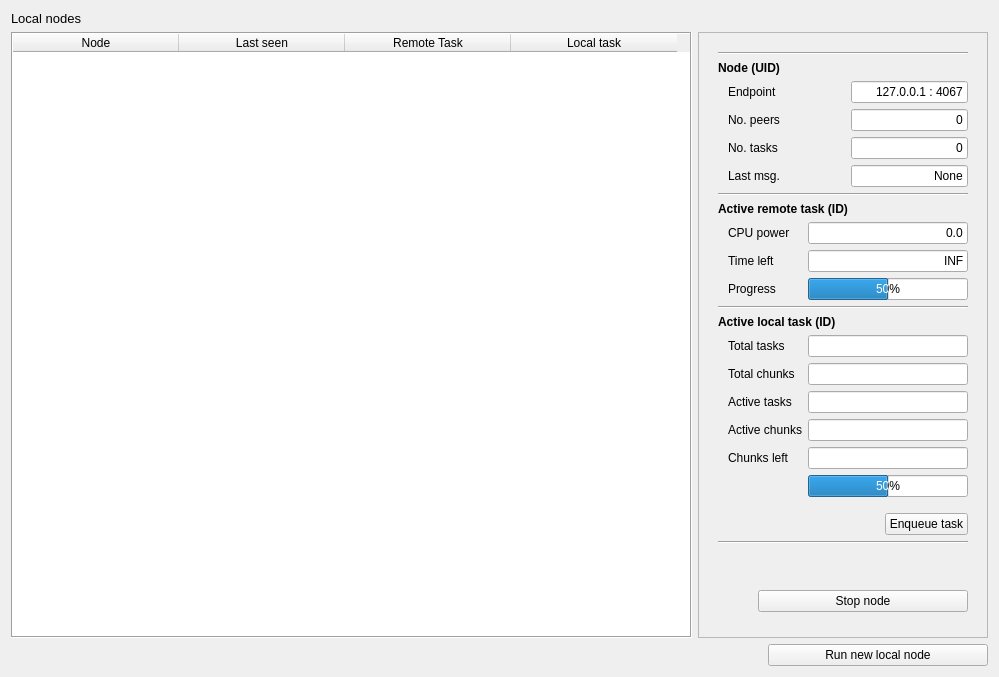
Above: poc/golemPy/src/ui/manager.ui from golemfactory/clay before the change. Below: the same form after it.
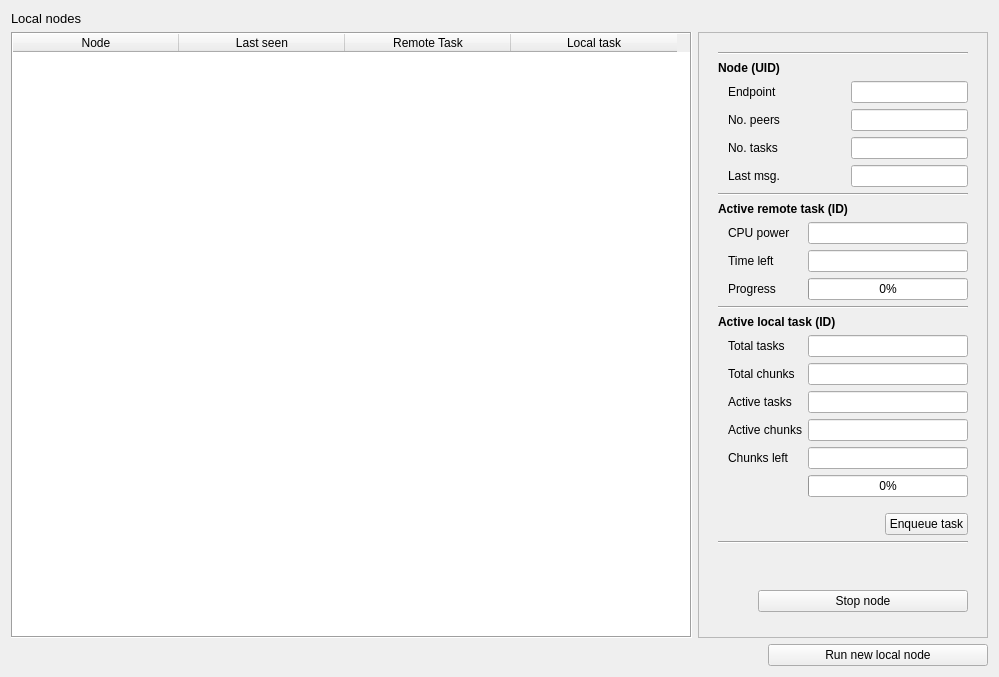
That is the form after the change.

What changed in the file:
```diff
--- a/poc/golemPy/src/ui/manager.ui
+++ b/poc/golemPy/src/ui/manager.ui
@@ -101,7 +101,10 @@
         </widget>
        </item>
        <item>
-        <widget class="QFrame" name="frame">
+        <widget class="QFrame" name="frameDetailedNode">
+         <property name="enabled">
+          <bool>true</bool>
+         </property>
          <property name="minimumSize">
           <size>
            <width>0</width>
@@ -203,7 +206,7 @@
                    <enum>Qt::LeftToRight</enum>
                   </property>
                   <property name="text">
-                   <string>127.0.0.1 : 4067</string>
+                   <string/>
                   </property>
                   <property name="alignment">
                    <set>Qt::AlignRight|Qt::AlignTrailing|Qt::AlignVCenter</set>
@@ -222,7 +225,7 @@
                    </sizepolicy>
                   </property>
                   <property name="text">
-                   <string>0</string>
+                   <string/>
                   </property>
                   <property name="alignment">
                    <set>Qt::AlignRight|Qt::AlignTrailing|Qt::AlignVCenter</set>
@@ -241,7 +244,7 @@
                    </sizepolicy>
                   </property>
                   <property name="text">
-                   <string>0</string>
+                   <string/>
                   </property>
                   <property name="alignment">
                    <set>Qt::AlignRight|Qt::AlignTrailing|Qt::AlignVCenter</set>
@@ -274,7 +277,7 @@
                    </sizepolicy>
                   </property>
                   <property name="text">
-                   <string>None</string>
+                   <string/>
                   </property>
                   <property name="alignment">
                    <set>Qt::AlignRight|Qt::AlignTrailing|Qt::AlignVCenter</set>
@@ -337,7 +340,7 @@
                    </sizepolicy>
                   </property>
                   <property name="text">
-                   <string>INF</string>
+                   <string/>
                   </property>
                   <property name="alignment">
                    <set>Qt::AlignRight|Qt::AlignTrailing|Qt::AlignVCenter</set>
@@ -369,7 +372,7 @@
                    </sizepolicy>
                   </property>
                   <property name="text">
-                   <string>0.0</string>
+                   <string/>
                   </property>
                   <property name="alignment">
                    <set>Qt::AlignRight|Qt::AlignTrailing|Qt::AlignVCenter</set>
@@ -401,7 +404,7 @@
                    </size>
                   </property>
                   <property name="value">
-                   <number>50</number>
+                   <number>0</number>
                   </property>
                  </widget>
                 </item>
@@ -481,7 +484,7 @@
                  </size>
                 </property>
                 <property name="value">
-                 <number>50</number>
+                 <number>0</number>
                 </property>
                </widget>
               </item>
```
Left out of the diff: 6 changed lines with no effect on the pictures.
